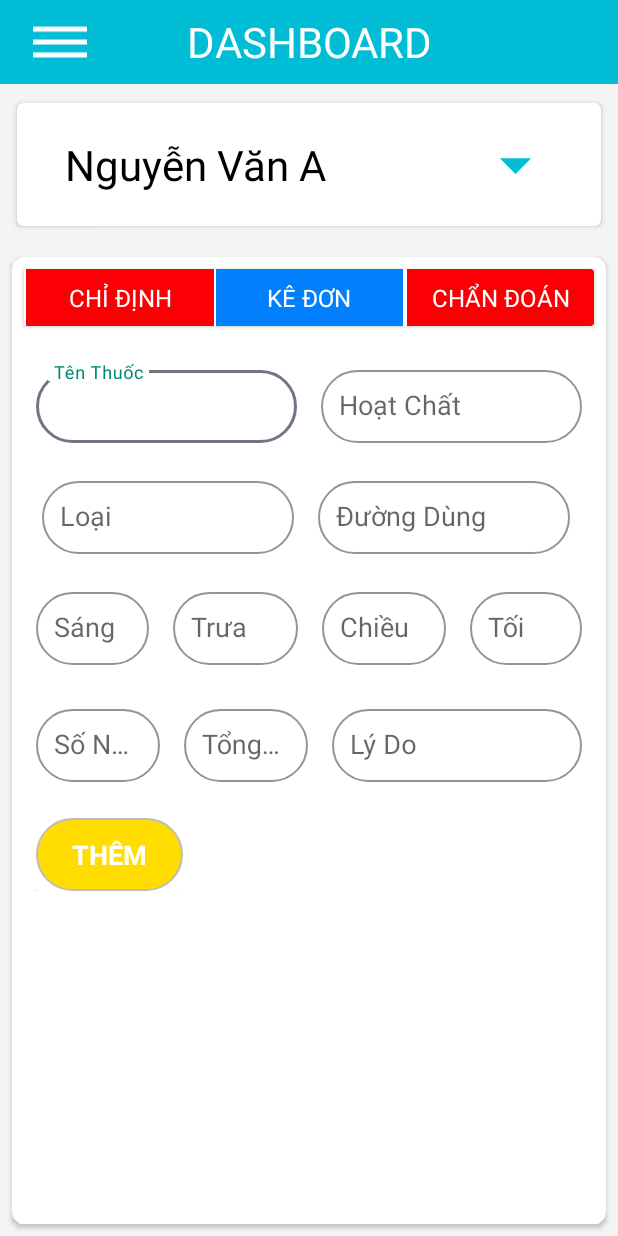
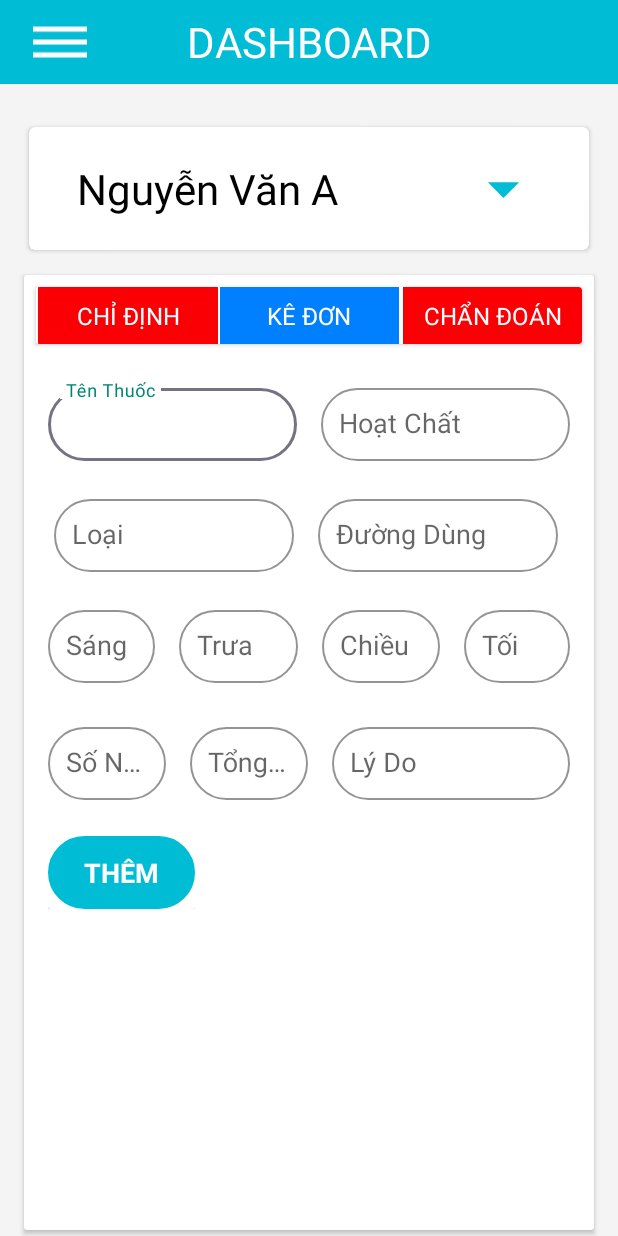
Before and after one commit to hhnchau/Icare, an Android app: the fragment Instruction placed in its activity, after a tap on "KÊ ĐƠN", on a phone screen of 412 x 824 dp. Run offline under Robolectric (Android 15) with nearby library versions, the phone set to English and light mode, and no system bars; our stand-ins replace RxJava; libraries missing offline, so code that uses them is left out: com.github.mikephil.charting; network calls fail; 34 statements that could not run were skipped.

Commit message:
Commit change layout

```diff
--- a/app/src/main/res/drawable/border_blue_button.xml
+++ b/app/src/main/res/drawable/border_blue_button.xml
@@ -3,6 +3,6 @@
     <solid android:color="@color/blue" />
     <stroke
         android:width="1dip"
-        android:color="#bdbdbd" />
+        android:color="#00BCD4" />
     <corners android:radius="84dp" />
 </shape>
--- a/app/src/main/res/drawable/button_background.xml
+++ b/app/src/main/res/drawable/button_background.xml
@@ -1,6 +1,6 @@
 <?xml version="1.0" encoding="utf-8"?>
 <selector xmlns:android="http://schemas.android.com/apk/res/android">
     <item android:drawable="@drawable/border_red_button" android:state_focused="true" android:state_pressed="false"/>
-    <item android:drawable="@drawable/border_blue_button" android:state_pressed="true"/>
-    <item android:drawable="@drawable/border_yellow_button"/>
+    <item android:drawable="@drawable/border_yellow_button" android:state_pressed="true"/>
+    <item android:drawable="@drawable/border_blue_button"/>
 </selector>
--- a/app/src/main/res/layout/diagnose_item.xml
+++ b/app/src/main/res/layout/diagnose_item.xml
@@ -28,7 +28,7 @@
                 android:ellipsize="end"
                 android:gravity="center_vertical"
                 android:lines="2"
-                android:text="@string/txt_happening"
+                android:text="CHẨN ĐOÁN"
                 android:textSize="@dimen/sp_18"
                 android:textStyle="bold"
                 app:layout_constraintBottom_toTopOf="@id/icEdit"
--- a/app/src/main/res/layout/instruction.xml
+++ b/app/src/main/res/layout/instruction.xml
@@ -9,21 +9,31 @@
         android:id="@+id/epxInstructionInfo"
         android:layout_width="match_parent"
         android:layout_height="wrap_content"
-        android:layout_margin="@dimen/dp_8"
+        android:layout_marginStart="@dimen/dp_16"
+        android:layout_marginTop="@dimen/dp_24"
+        android:layout_marginEnd="@dimen/dp_16"
+        android:layout_marginBottom="@dimen/dp_4"
+        app:cardCornerRadius="@dimen/dp_2"
+        android:elevation="@dimen/dp_2"
         app:children_view="@layout/happening_info"
         app:layout_constraintBottom_toTopOf="@id/cv"
         app:layout_constraintEnd_toEndOf="parent"
         app:layout_constraintStart_toStartOf="parent"
         app:layout_constraintTop_toTopOf="parent"
         app:layout_constraintVertical_bias="0"
-        app:title="Nguyễn Văn A" />
+        app:title="Nguyễn Văn A"
+        />
 
     <android.support.v7.widget.CardView
         android:id="@+id/cv"
         android:layout_width="match_parent"
         android:layout_height="0dp"
-        android:layout_margin="@dimen/dp_8"
-        app:cardCornerRadius="@dimen/dp_8"
+        android:layout_marginStart="@dimen/dp_16"
+        android:layout_marginTop="@dimen/dp_8"
+        android:layout_marginEnd="@dimen/dp_16"
+        android:layout_marginBottom="@dimen/dp_4"
+        app:cardCornerRadius="@dimen/dp_2"
+        android:elevation="@dimen/dp_2"
         app:layout_constraintBottom_toBottomOf="parent"
         app:layout_constraintLeft_toLeftOf="parent"
         app:layout_constraintRight_toRightOf="parent"
```
Also changed, not shown: app/src/main/java/ptt/vn/icaremobileapp/dialog/DialogNewHappening.java (+9 -8 lines), app/src/main/res/layout/diagnose.xml (+8 -1 lines), app/src/main/res/layout/dialog_new_happening.xml (+16 -18 lines), app/src/main/res/layout/happening_info.xml (+4 -4 lines), app/src/main/res/layout/login.xml (+21 -21 lines), app/src/main/res/mipmap-hdpi/ic_checked.png, app/src/main/res/mipmap-hdpi/ic_uncheck.png, app/src/main/res/mipmap-mdpi/ic_checked.png, app/src/main/res/mipmap-mdpi/ic_uncheck.png, app/src/main/res/mipmap-xhdpi/ic_checked.png, app/src/main/res/mipmap-xhdpi/ic_uncheck.png, app/src/main/res/mipmap-xxhdpi/ic_checked.png, app/src/main/res/mipmap-xxhdpi/ic_uncheck.png, app/src/main/res/mipmap-xxxhdpi/ic_checked.png, 1 more files, 3 other files.
